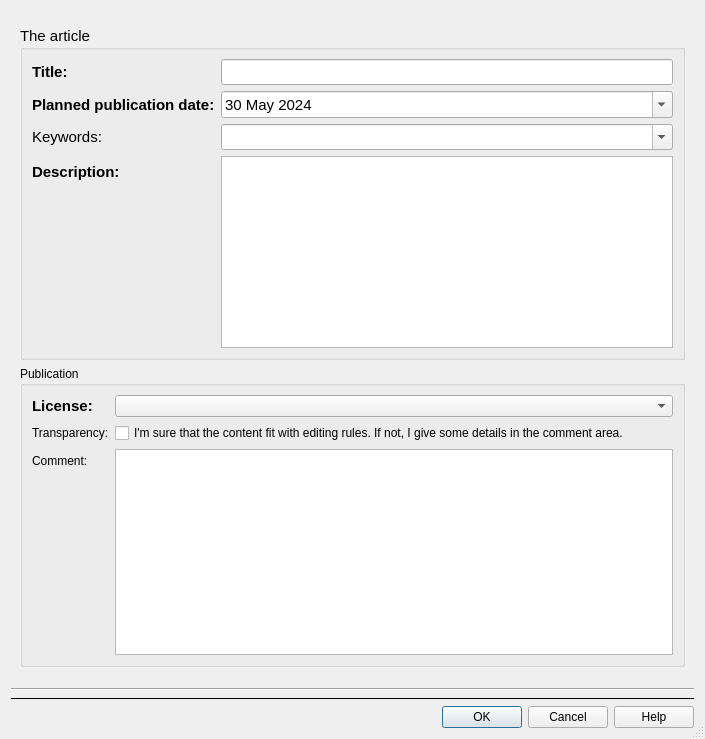
Above: qtribu/gui/form_article.ui from geotribu/qtribu before the change. Below: the same form after it.
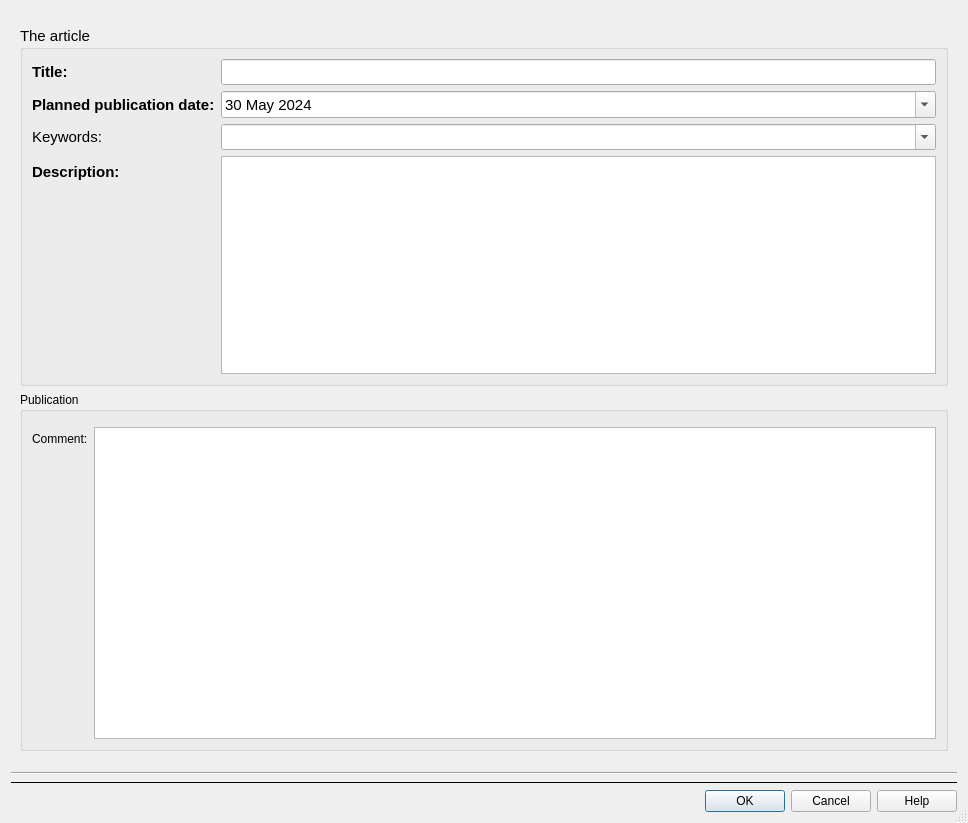
That is the form after the change. Custom widgets are drawn as their Qt base class.

Commit message: refactoring(forms): modularize license and compliance widgets

Patch:
```diff
--- a/qtribu/gui/form_article.ui
+++ b/qtribu/gui/form_article.ui
@@ -6,8 +6,8 @@
    <rect>
     <x>0</x>
     <y>0</y>
-    <width>705</width>
-    <height>739</height>
+    <width>968</width>
+    <height>823</height>
    </rect>
   </property>
   <property name="windowTitle">
@@ -45,8 +45,8 @@
        <rect>
         <x>0</x>
         <y>0</y>
-        <width>687</width>
-        <height>658</height>
+        <width>950</width>
+        <height>738</height>
        </rect>
       </property>
       <layout class="QVBoxLayout" name="verticalLayout">
@@ -190,51 +190,23 @@
           <string>Publication</string>
          </property>
          <layout class="QFormLayout" name="formLayout_4">
-          <item row="0" column="0">
-           <widget class="QLabel" name="lbl_license">
-            <property name="font">
-             <font>
-              <pointsize>11</pointsize>
-              <weight>75</weight>
-              <bold>true</bold>
-             </font>
-            </property>
-            <property name="text">
-             <string>License:</string>
-            </property>
-           </widget>
+          <item row="0" column="0" colspan="2">
+           <widget class="EditingPolicyWidget" name="wdg_editing_compliance" native="true"/>
           </item>
-          <item row="2" column="1">
-           <widget class="QPlainTextEdit" name="txt_comment">
-            <property name="maximumBlockCount">
-             <number>300</number>
-            </property>
-           </widget>
-          </item>
-          <item row="2" column="0">
+          <item row="1" column="0">
            <widget class="QLabel" name="lbl_comment">
             <property name="text">
              <string>Comment:</string>
             </property>
            </widget>
           </item>
-          <item row="1" column="0">
-           <widget class="QLabel" name="lbl_transparency">
-            <property name="text">
-             <string>Transparency:</string>
-            </property>
-           </widget>
-          </item>
           <item row="1" column="1">
-           <widget class="QCheckBox" name="chb_transparency">
-            <property name="text">
-             <string>I'm sure that the content fit with editing rules. If not, I give some details in the comment area.</string>
+           <widget class="QPlainTextEdit" name="txt_comment">
+            <property name="maximumBlockCount">
+             <number>300</number>
             </property>
            </widget>
           </item>
-          <item row="0" column="1">
-           <widget class="QComboBox" name="cbb_license"/>
-          </item>
          </layout>
         </widget>
        </item>
@@ -299,6 +271,12 @@
    <header>qgsmessagebar.h</header>
    <container>1</container>
   </customwidget>
+  <customwidget>
+   <class>EditingPolicyWidget</class>
+   <extends>QWidget</extends>
+   <header>qtribu.gui.wdg_editing_compliance</header>
+   <container>1</container>
+  </customwidget>
  </customwidgets>
  <resources/>
  <connections>
```
The commit also changes 9 other files.
